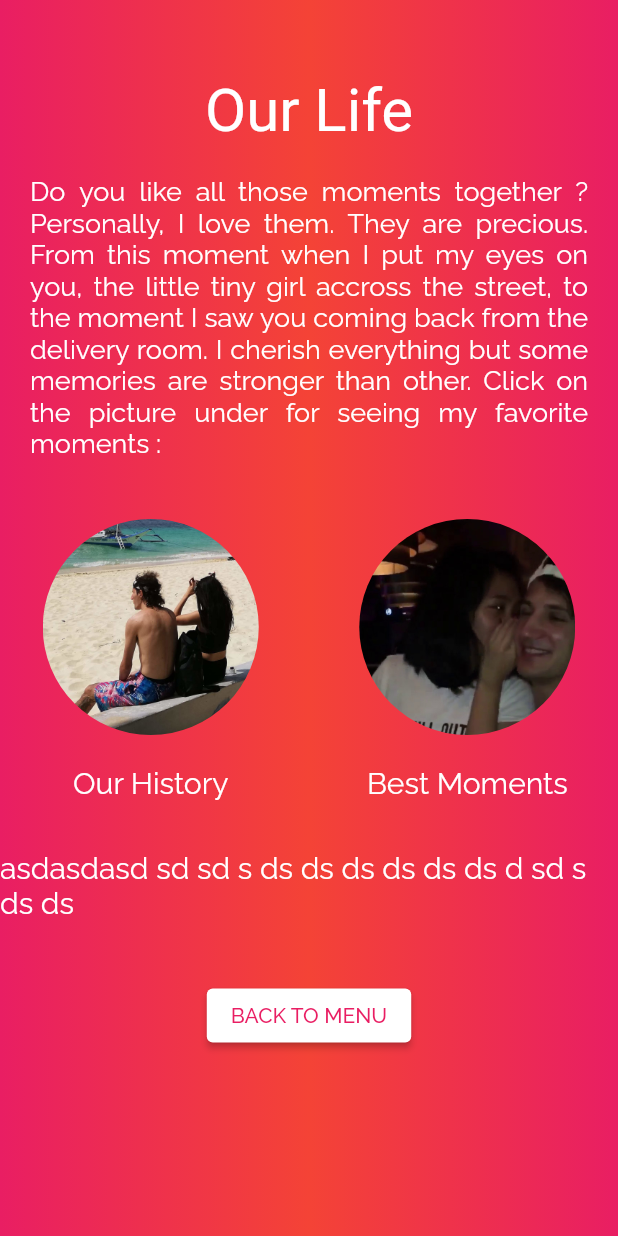
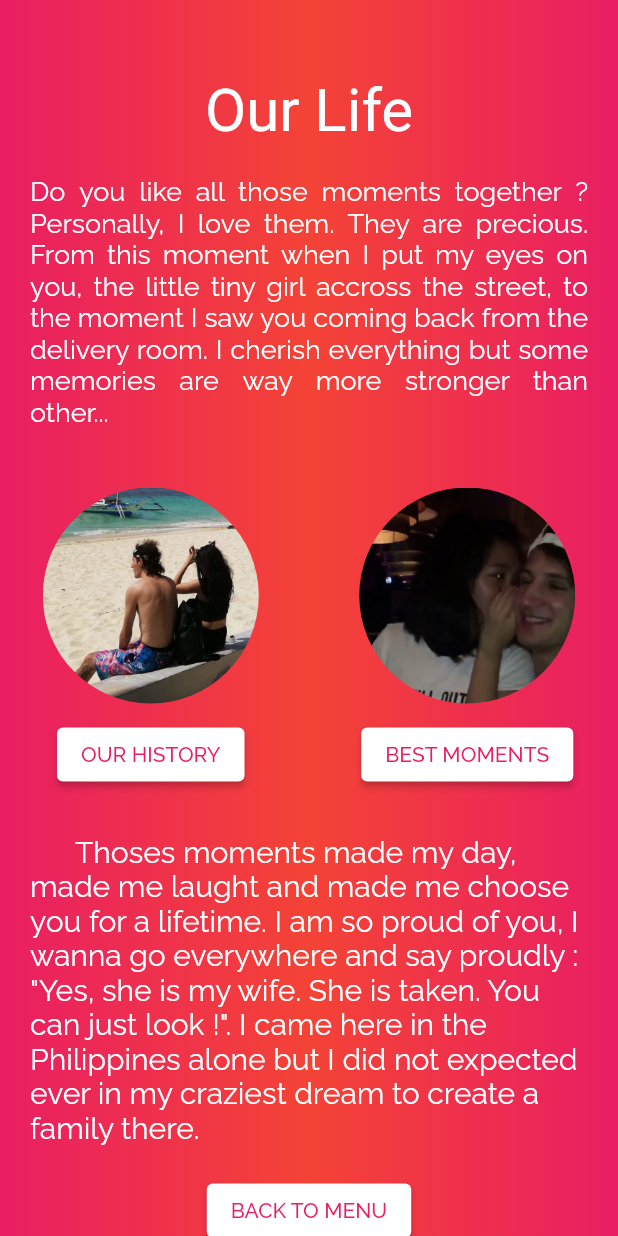
Before and after one commit to JustalK/VALENTINES-APP, a Flutter app: the Menu screen opened directly, on a phone screen of 412 x 824 dp. Run offline on Flutter 3.47's test engine with Material 2 defaults, Android fonts, the phone set to English and light mode, and no system bars; our stand-ins replace google_fonts; Roboto replaces fonts that are missing (Calligraffitti).

Commit message:
[FEATURE] Adding the button for the menu

```diff
--- a/lib/pages/Menu.dart
+++ b/lib/pages/Menu.dart
@@ -28,8 +28,8 @@ class MenuObject {
 
 class Menu extends StatelessWidget {
   List<MenuObject> menus = [
-    MenuObject('assets/images/history.jpeg', 'Our History', History()),
-    MenuObject('assets/images/moments.jpeg', 'Best Moments', BigMemory())
+    MenuObject('assets/images/history.jpeg', 'OUR HISTORY', History()),
+    MenuObject('assets/images/moments.jpeg', 'BEST MOMENTS', BigMemory())
   ];
 
   @override
@@ -51,7 +51,7 @@ class Menu extends StatelessWidget {
             Padding(
               padding: EdgeInsets.all(20.0),
               child: Center(
-                child: Text('      Do you like all those moments together ? Personally, I love them. They are precious. From this moment when I put my eyes on you, the little tiny girl accross the street, to the moment I saw you coming back from the delivery room. I cherish everything but some memories are stronger than other. Click on the picture under for seeing my favorite moments :',
+                child: Text('      Do you like all those moments together ? Personally, I love them. They are precious. From this moment when I put my eyes on you, the little tiny girl accross the street, to the moment I saw you coming back from the delivery room. I cherish everything but some memories are way more stronger than other...',
                   style: GoogleFonts.raleway(
                     textStyle: TextStyle(color: Colors.white),
                     fontSize: 18
@@ -83,19 +83,23 @@ class Menu extends StatelessWidget {
                         )
                       ),
                       Padding(
-                        padding: EdgeInsets.only(top: 20.0),
-                        child: Column(
-                          children: <Widget> [
-                            Center(
-                              child: Text(
-                                menus[i].title,
-                                style: GoogleFonts.raleway(
-                                  textStyle: TextStyle(color: Colors.white),
-                                  fontSize: 20
-                                ),
+                        padding: EdgeInsets.only(top: 10.0),
+                        child: Center(
+                          child: ElevatedButton(
+                            style: ElevatedButton.styleFrom(
+                              primary: Colors.white,
+                              onPrimary: Colors.pink,
+                            ),
+                            child: Text(menus[i].title,
+                              style: GoogleFonts.raleway(
+                                textStyle: TextStyle(color: Colors.pink),
+                                fontSize: 14
                               )
-                            )
-                          ]
+                            ),
+                            onPressed: () {
+                              Navigator.of(context).push(Routes().generateRoute(menus[i].widget, 800));
+                            },
+                          ),
                         )
                       )
                     ]
@@ -103,9 +107,9 @@ class Menu extends StatelessWidget {
                 })
               ),
               Padding(
-                padding: EdgeInsets.only(bottom: 40.0),
+                padding: EdgeInsets.fromLTRB(20.0, 10.0, 20.0, 20.0),
                 child: Center(
-                  child: Text('asdasdasd sd sd s ds ds ds ds ds ds d sd s ds ds',
+                  child: Text('      Thoses moments made my day, made me laught and made me choose you for a lifetime. I am so proud of you, I wanna go everywhere and say proudly : "Yes, she is my wife. She is taken. You can just look !". I came here in the Philippines alone but I did not expected ever in my craziest dream to create a family there.',
                     style: GoogleFonts.raleway(
                       textStyle: TextStyle(color: Colors.white),
                       fontSize: 20
```
